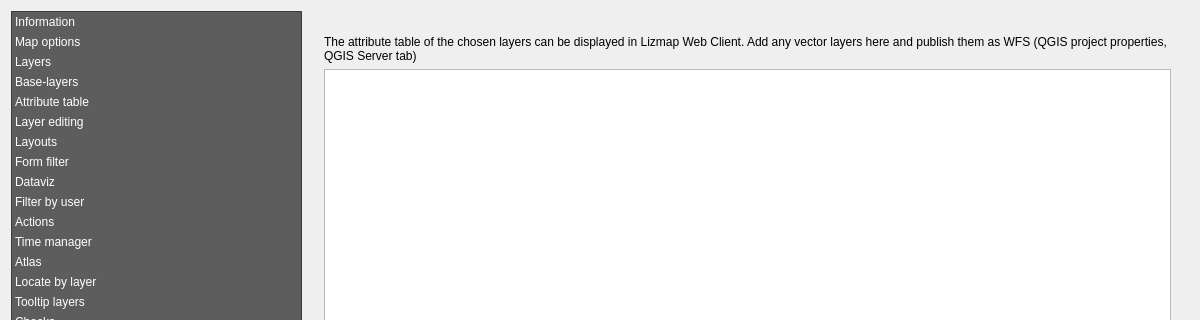
Old version of the form lizmap/resources/ui/ui_lizmap.ui in the repository 3liz/lizmap-plugin; both pictures show x 0 to 1200 and y 0 to 320 of the 1200 by 900 pixel window.
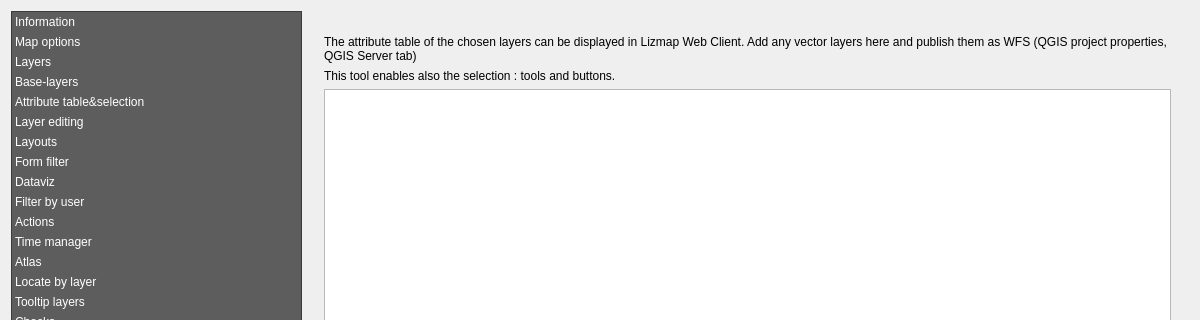
New version of the form. The open tabs and pages were chosen to show the change. Custom widgets are drawn as their Qt base class.

Commit message: UX - Attribute table tool is also for selection

```diff
--- a/lizmap/resources/ui/ui_lizmap.ui
+++ b/lizmap/resources/ui/ui_lizmap.ui
@@ -120,7 +120,7 @@
          </item>
          <item>
           <property name="text">
-           <string>Attribute table</string>
+           <string>Attribute table&amp;selection</string>
           </property>
          </item>
          <item>
@@ -2679,6 +2679,13 @@
                  </property>
                 </widget>
                </item>
+               <item>
+                <widget class="QLabel" name="label_27">
+                 <property name="text">
+                  <string>This tool enables also the selection : tools and buttons.</string>
+                 </property>
+                </widget>
+               </item>
                <item>
                 <widget class="QTableWidget" name="table_attribute_table"/>
                </item>
```
